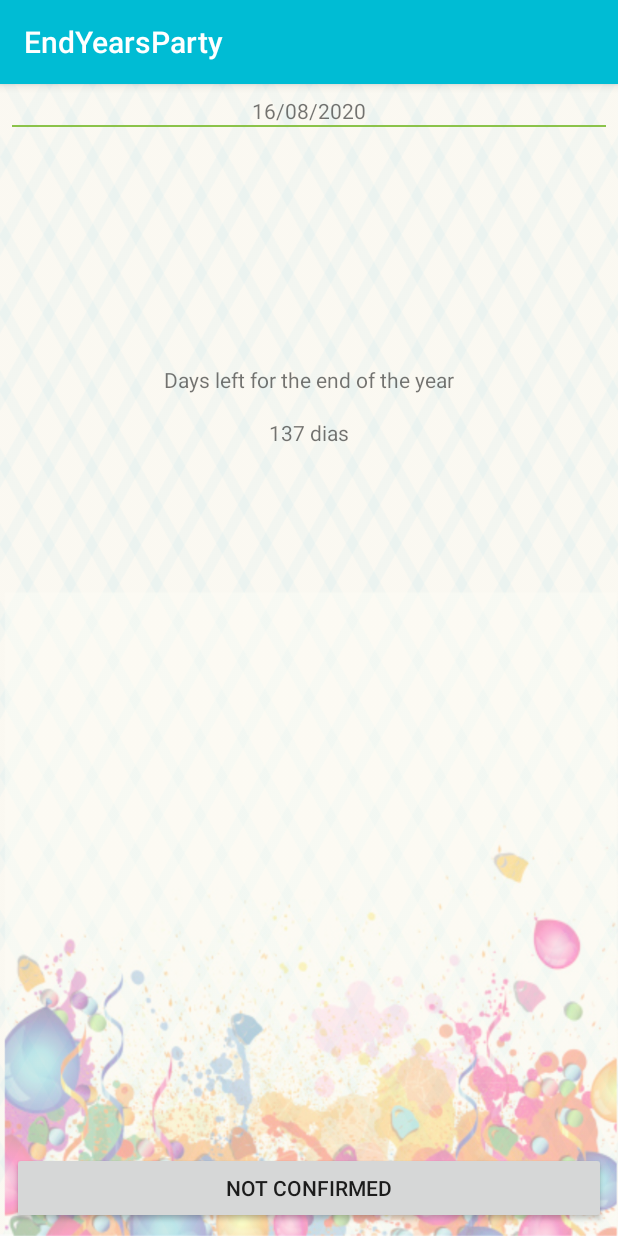
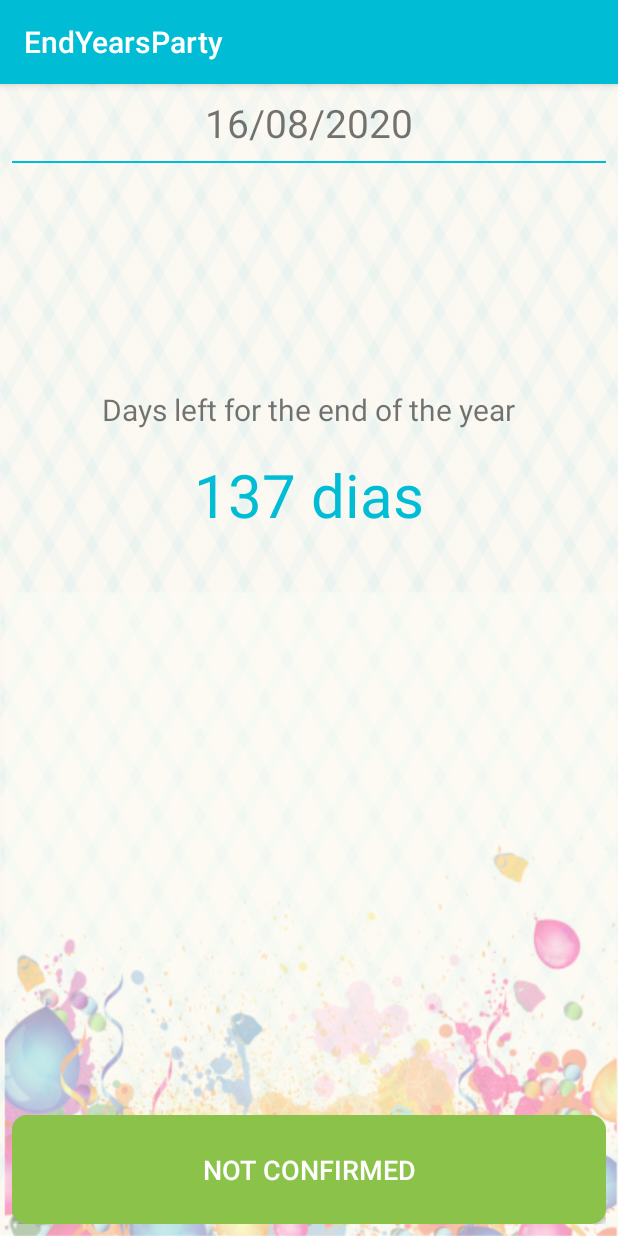
Before and after one commit to alanmxll/endyearsparty-app, an Android app: the screen it shows after launch (MainActivity), on a phone screen of 412 x 824 dp. Run offline under Robolectric (Android 15) with nearby library versions, the phone set to English and light mode, and no system bars.

Commit message:
send data between activities and adjust layout

```diff
--- a/app/src/main/java/com/alanmxll/endyearsparty/ui/MainActivity.java
+++ b/app/src/main/java/com/alanmxll/endyearsparty/ui/MainActivity.java
@@ -38,14 +38,22 @@ public class MainActivity extends AppCompatActivity implements View.OnClickListe
         this.mViewHolder.textToday.setText(SIMPLE_DATE_FORMAT.format(Calendar.getInstance().getTime()));
         String daysLeft = String.format("%s %s", this.getDaysLeft(), getString(R.string.dias));
         this.mViewHolder.textDaysLeft.setText(daysLeft);
+    }
 
+    @Override
+    protected void onResume() {
+        super.onResume();
         this.verifyPresence();
     }
 
     @Override
     public void onClick(View v) {
         if (v.getId() == R.id.button_confirm) {
+
+            String presence = this.mSecurityPreferences.getStoredString(EndYearConstants.PRESENCE_KEY);
+
             Intent intent = new Intent(this, DetailsActivity.class);
+            intent.putExtra(EndYearConstants.PRESENCE_KEY, presence);
             startActivity(intent);
         }
     }
--- /dev/null
+++ b/app/src/main/res/drawable/button_background.xml
@@ -0,0 +1,5 @@
+<?xml version="1.0" encoding="utf-8"?>
+<shape xmlns:android="http://schemas.android.com/apk/res/android">
+    <corners android:radius="10dp"/>
+    <solid android:color="@color/colorAccent"/>
+</shape>
--- a/app/src/main/res/layout/activity_details.xml
+++ b/app/src/main/res/layout/activity_details.xml
@@ -14,11 +14,12 @@
         android:layout_gravity="center"
         android:text="@string/are_you_going_to_participate"
         android:textAlignment="center"
-        android:textSize="22sp" />
+        android:textSize="28sp" />
 
     <View
         android:layout_width="match_parent"
         android:layout_height="1dp"
+        android:layout_marginTop="8dp"
         android:background="@color/colorPrimary" />
 
     <CheckBox
@@ -27,6 +28,7 @@
         android:layout_height="0dp"
         android:layout_gravity="center"
         android:layout_weight="1"
-        android:text="@string/are_you_going_to_participate" />
+        android:text="@string/are_you_going_to_participate"
+        android:textSize="26sp" />
 
 </LinearLayout>
--- a/app/src/main/res/layout/activity_main.xml
+++ b/app/src/main/res/layout/activity_main.xml
@@ -12,13 +12,15 @@
         android:layout_width="match_parent"
         android:layout_height="wrap_content"
         android:gravity="center"
-        android:text="14/08/2020" />
+        android:text="14/08/2020"
+        android:textSize="26sp" />
 
     <View
         android:layout_width="match_parent"
         android:layout_height="1dp"
         android:layout_below="@+id/text_today"
-        android:background="@color/colorAccent" />
+        android:layout_marginTop="8dp"
+        android:background="@color/colorPrimary" />
 
     <TextView
         android:id="@+id/text_label_days_left"
@@ -27,7 +29,8 @@
         android:layout_below="@+id/text_today"
         android:layout_centerHorizontal="true"
         android:layout_marginTop="160dp"
-        android:text="@string/days_left_for_the_end_of_the_year" />
+        android:text="@string/days_left_for_the_end_of_the_year"
+        android:textSize="20sp" />
 
     <TextView
         android:id="@+id/text_days_left"
@@ -36,13 +39,19 @@
         android:layout_below="@id/text_label_days_left"
         android:layout_centerHorizontal="true"
         android:layout_marginTop="16dp"
-        android:text="365 Days" />
+        android:text="365 Days"
+        android:textColor="@color/colorPrimary"
+        android:textSize="40sp" />
 
     <Button
         android:id="@+id/button_confirm"
         android:layout_width="match_parent"
         android:layout_height="wrap_content"
         android:layout_alignParentBottom="true"
-        android:text="SIM/NÃO/Não confirmado" />
+        android:background="@drawable/button_background"
+        android:padding="24dp"
+        android:text="SIM/NÃO/Não confirmado"
+        android:textColor="@color/colorTextWhite"
+        android:textSize="18sp" />
 
 </RelativeLayout>
```
Also changed, not shown: app/src/main/java/com/alanmxll/endyearsparty/ui/DetailsActivity.java (+14 -0 lines).
